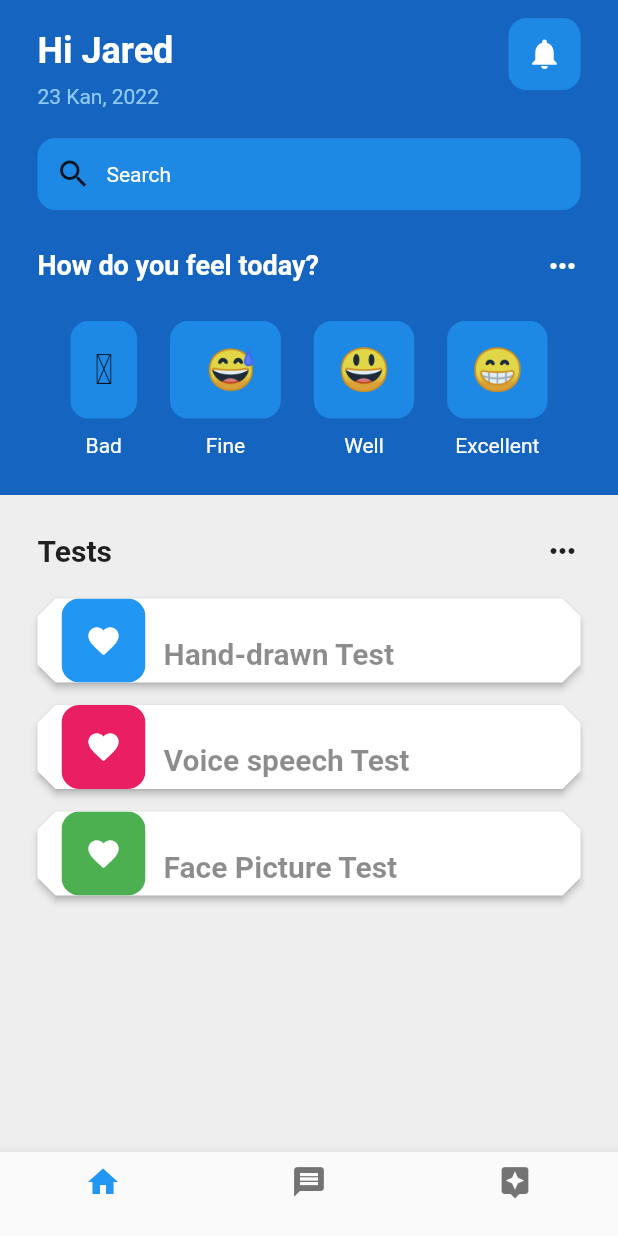
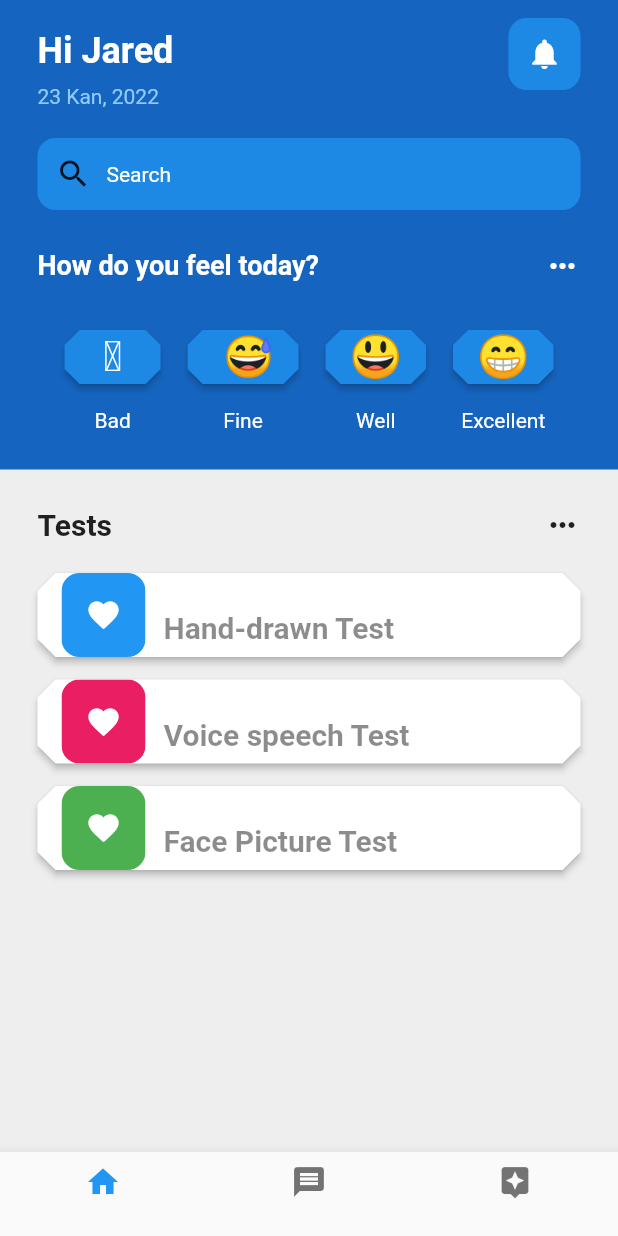
Before and after one commit to sajasaadoun/EasyPark, a Flutter app: the screen it shows after launch, on a phone screen of 412 x 824 dp. Run offline on Flutter 3.47's test engine with Material 2 defaults, Android fonts, the light colour scheme and no system bars; our stand-ins replace permission_handler; missing offline and left inert: dart:ffi, flutter_emoji, flutter_sound.

Commit message:
update emotion face

```diff
--- a/easypark/lib/widgets/emotion_face.dart
+++ b/easypark/lib/widgets/emotion_face.dart
@@ -14,12 +14,14 @@ class EmotionFace extends StatelessWidget {
 
   @override
   Widget build(BuildContext context) {
-    return Container(
-      decoration: BoxDecoration(
-        color: Colors.blue[600],
-        borderRadius: BorderRadius.circular(12),
+    return ElevatedButton(
+      onPressed: () {},
+      style: ElevatedButton.styleFrom(
+        backgroundColor: Colors.blue[600],
+        shape: const BeveledRectangleBorder(
+            borderRadius: BorderRadius.all(Radius.circular(10))),
       ),
-      padding: EdgeInsets.all(16),
+      //padding: EdgeInsets.all(16),
       child: Center(
         child: Text(
           emtionFace,
```
